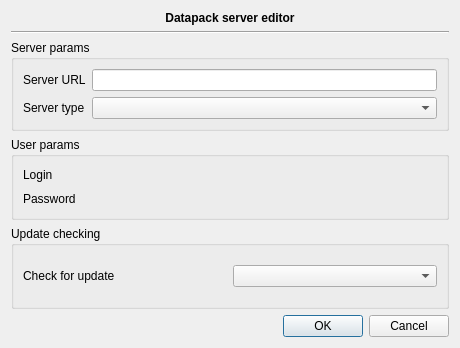
FreeHealth/freehealth, file libs/datapackutils/widgets/addserverdialog.ui: the form before one commit.
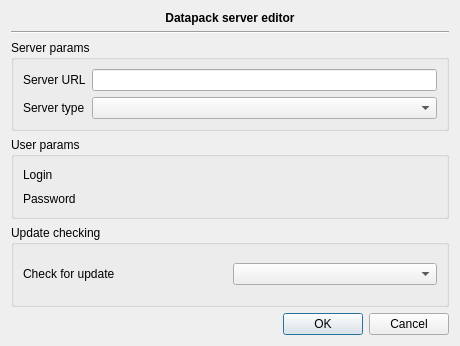
The form after the commit. Custom widgets are drawn as their Qt base class.

Commit message: - const added - layout added for installation pack dialog

```diff
--- a/libs/datapackutils/widgets/addserverdialog.ui
+++ b/libs/datapackutils/widgets/addserverdialog.ui
@@ -7,7 +7,7 @@
     <x>0</x>
     <y>0</y>
     <width>460</width>
-    <height>348</height>
+    <height>346</height>
    </rect>
   </property>
   <property name="windowTitle">
```
The commit also changes 2 other files.
